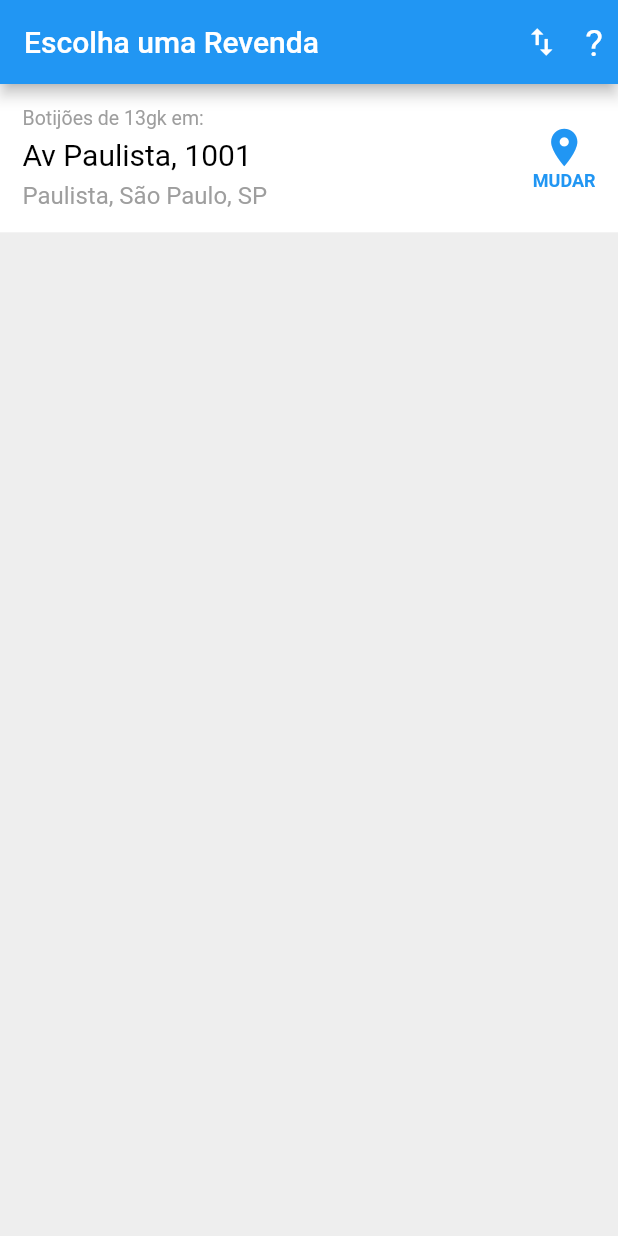
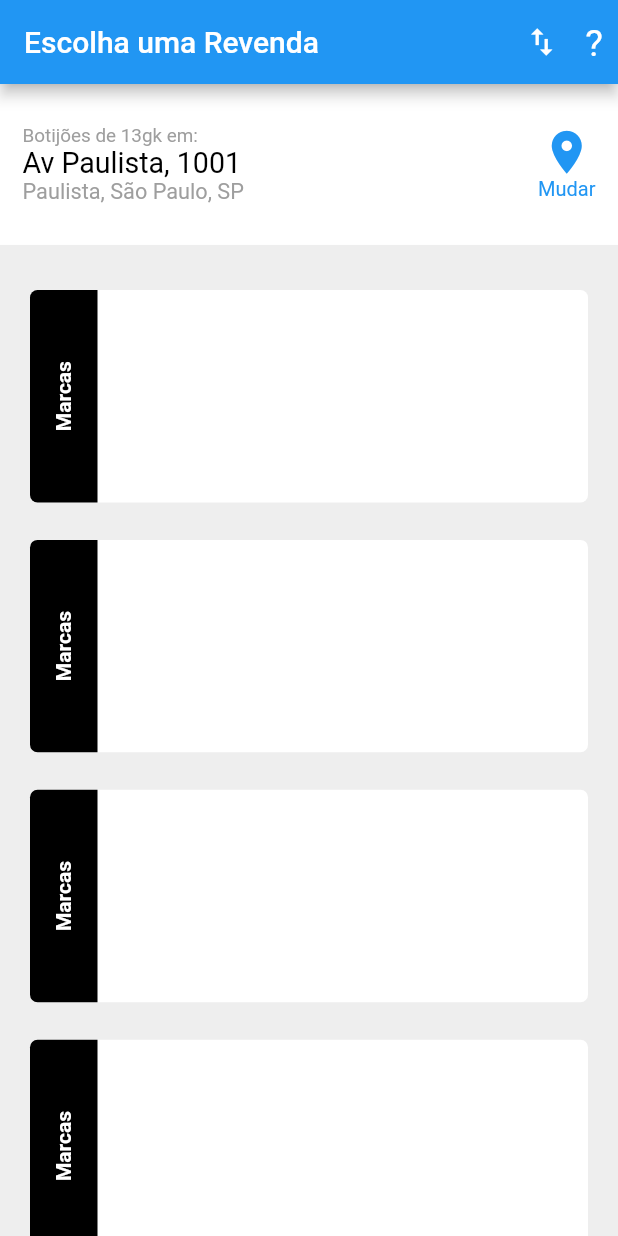
Before and after one commit to dikdudu/desafio_modulo_flutter, a Flutter app: the screen it shows after launch, on a phone screen of 412 x 824 dp. Run offline on Flutter 3.47's test engine with Material 2 defaults, Android fonts, the phone set to English and light mode, and no system bars; our stand-ins replace flutter_screenutil.

Commit message:
adicionando list_card e pack ScreenUtil

```diff
--- a/lib/app/home/components/header_address.dart
+++ b/lib/app/home/components/header_address.dart
@@ -1,34 +1,38 @@
 import 'package:flutter/material.dart';
+import 'package:flutter_screenutil/flutter_screenutil.dart';
 
 class HeaderAddress extends StatelessWidget {
   @override
   Widget build(BuildContext context) {
     var screenHeight = MediaQuery.of(context).size.height;
-    var statusBarHeight = MediaQuery.of(context).padding.top;
-
+    // var statusBarHeight = MediaQuery.of(context).padding.top;
+    print(screenHeight);
     return Container(
       padding: EdgeInsets.all(15),
       color: Colors.white,
-      height: screenHeight * 0.12,
+      height: 250.h,
       child: Row(
         mainAxisAlignment: MainAxisAlignment.spaceBetween,
         crossAxisAlignment: CrossAxisAlignment.center,
         children: [
           Column(
             crossAxisAlignment: CrossAxisAlignment.start,
-            mainAxisAlignment: MainAxisAlignment.spaceBetween,
+            mainAxisAlignment: MainAxisAlignment.center,
             children: [
               Text(
                 'Botijões de 13gk em:',
-                style: TextStyle(color: Colors.grey, fontSize: 13),
+                style: TextStyle(color: Colors.grey, fontSize: 33.sp),
               ),
               Text(
                 'Av Paulista, 1001',
-                style: TextStyle(color: Colors.black, fontSize: 20),
+                style: TextStyle(
+                  color: Colors.black,
+                  fontSize: 50.sp,
+                ),
               ),
               Text(
                 'Paulista, São Paulo, SP',
-                style: TextStyle(color: Colors.grey, fontSize: 16),
+                style: TextStyle(color: Colors.grey, fontSize: 38.sp),
               ),
             ],
           ),
@@ -41,14 +45,13 @@ class HeaderAddress extends StatelessWidget {
                   Icon(
                     Icons.place,
                     color: Colors.blue,
-                    size: 30,
+                    size: 90.sp,
                   ),
                   Text(
-                    'Mudar'.toUpperCase(),
+                    'Mudar',
                     style: TextStyle(
-                      fontSize: 12,
+                      fontSize: 35.sp,
                       color: Colors.blue,
-                      fontWeight: FontWeight.bold,
                     ),
                   ),
                 ],
--- /dev/null
+++ b/lib/app/home/components/list_cards.dart
@@ -0,0 +1,57 @@
+import 'package:flutter/material.dart';
+import 'package:flutter_screenutil/flutter_screenutil.dart';
+
+class ListCards extends StatelessWidget {
+  @override
+  Widget build(BuildContext context) {
+    return Expanded(
+      child: ListView.builder(
+        padding: EdgeInsets.all(20),
+        itemCount: 10,
+        itemBuilder: (context, index) {
+          return Column(
+            children: [
+              Container(
+                decoration: BoxDecoration(
+                  color: Colors.white,
+                  borderRadius: BorderRadius.circular(5),
+                ),
+                margin: EdgeInsets.fromLTRB(0, 10, 0, 0),
+                height: 330.h,
+                child: Row(
+                  children: [
+                    Container(
+                      height: 330,
+                      width: 45,
+                      decoration: BoxDecoration(
+                        color: Colors.black,
+                        borderRadius: BorderRadius.only(
+                          topLeft: Radius.circular(5),
+                          bottomLeft: Radius.circular(5),
+                        ),
+                      ),
+                      child: RotatedBox(
+                        quarterTurns: -1,
+                        child: Center(
+                          child: Text(
+                            'Marcas',
+                            style: TextStyle(
+                                color: Colors.white,
+                                fontWeight: FontWeight.bold),
+                          ),
+                        ),
+                      ),
+                    ),
+                  ],
+                ),
+              ),
+              SizedBox(
+                height: 15,
+              )
+            ],
+          );
+        },
+      ),
+    );
+  }
+}
--- a/lib/app/home/home_page.dart
+++ b/lib/app/home/home_page.dart
@@ -2,6 +2,8 @@ import 'package:desafio_modulo_flutter/app/home/components/header_address.dart';
 import 'package:desafio_modulo_flutter/app/home/tiles/menu_list.dart';
 import 'package:desafio_modulo_flutter/app/home/tiles/menu_select.dart';
 import 'package:flutter/material.dart';
+
+import 'components/list_cards.dart';
 
 class HomePage extends StatefulWidget {
   static String routerName = '/';
@@ -27,6 +29,7 @@ class _HomePageState extends State<HomePage> {
       body: Column(
         children: [
           HeaderAddress(),
+          ListCards(),
         ],
       ),
     );
--- a/lib/app/main_app.dart
+++ b/lib/app/main_app.dart
@@ -1,11 +1,15 @@
 import 'package:flutter/material.dart';
+import 'package:flutter_screenutil/flutter_screenutil.dart';
 
 import 'home/home_page.dart';
 
 class MainApp extends StatelessWidget {
   @override
   Widget build(BuildContext context) {
-    return MaterialApp(
+    return ScreenUtilInit(
+      designSize: Size(1080, 1920),
+      allowFontScaling: false,
+      builder: () => MaterialApp(
         debugShowCheckedModeBanner: false,
         title: 'Flutter Demo',
         theme: ThemeData(
@@ -13,6 +17,7 @@ class MainApp extends StatelessWidget {
           visualDensity: VisualDensity.adaptivePlatformDensity,
         ),
         home: HomePage(),
+      ),
     );
   }
 }
--- a/pubspec.yaml
+++ b/pubspec.yaml
@@ -23,11 +23,13 @@ environment:
 dependencies:
   flutter:
     sdk: flutter
+  flutter_screenutil: ^4.0.3+2
 
 
   # The following adds the Cupertino Icons font to your application.
   # Use with the CupertinoIcons class for iOS style icons.
   cupertino_icons: ^1.0.0
+
 
 dev_dependencies:
   flutter_test:
```
Also changed, not shown: pubspec.lock. Lines whose indentation alone changed are shown as unchanged.
